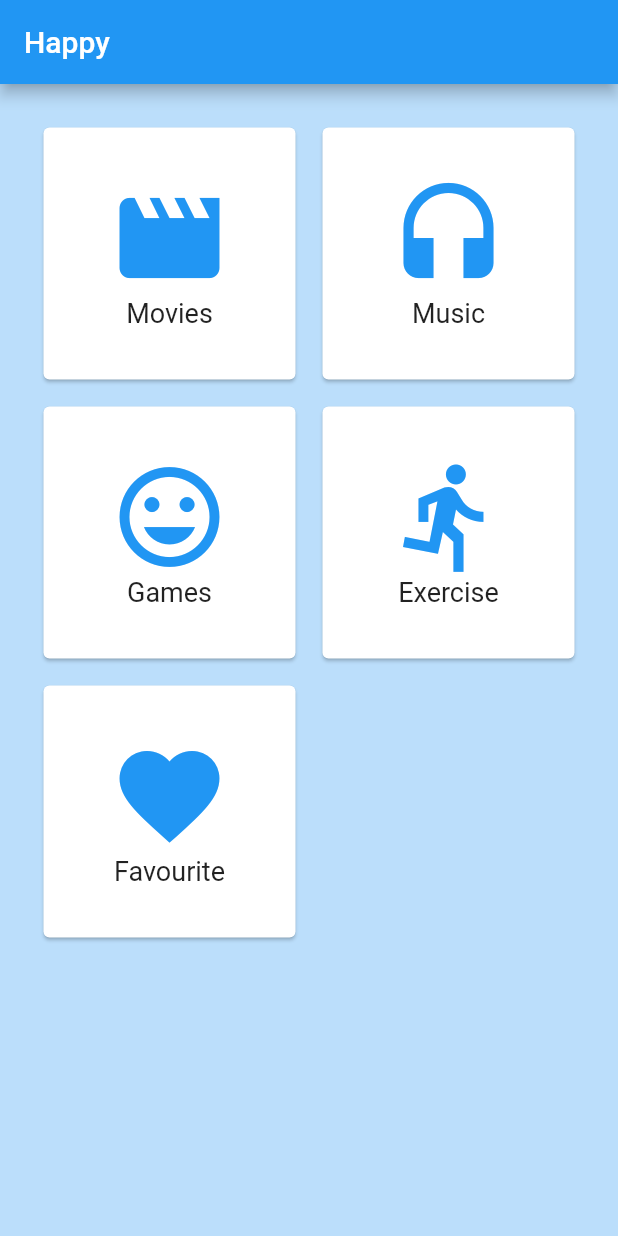
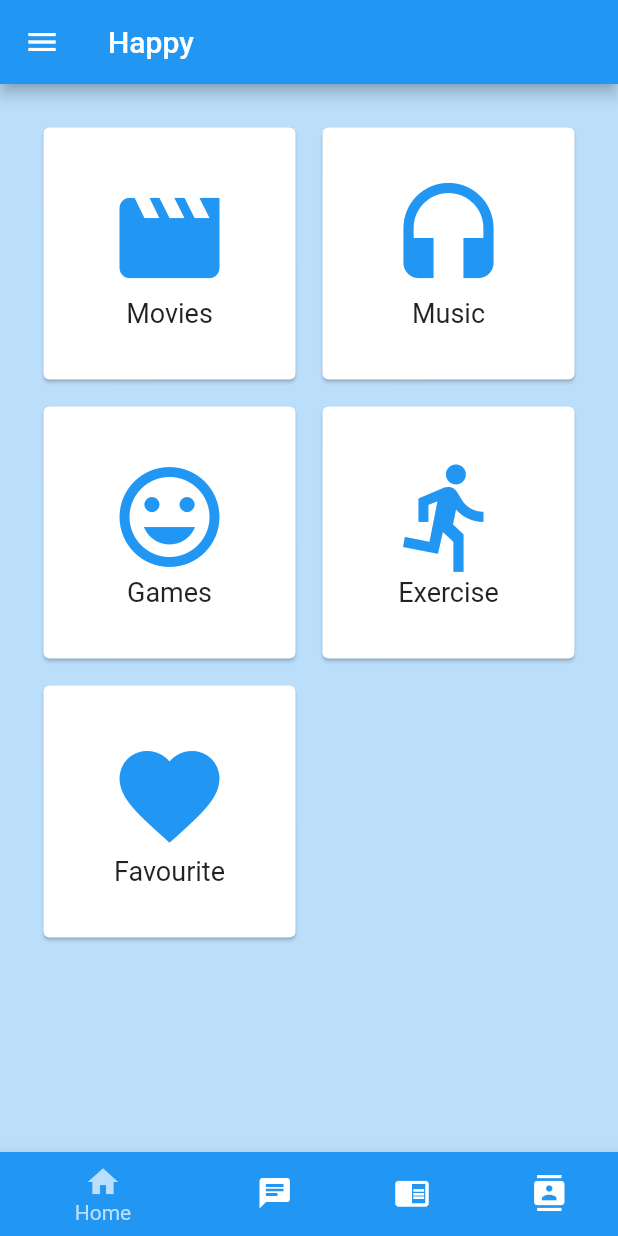
Before and after one commit to Manuel-Seyram/project_work, a Flutter app: the screen it shows after launch, on a phone screen of 412 x 824 dp. Run offline on Flutter 3.47's test engine with Material 2 defaults, Android fonts, the light colour scheme and no system bars.

Commit message:
Update main.dart

```diff
--- a/lib/main.dart
+++ b/lib/main.dart
@@ -18,6 +18,18 @@ class MyApp extends StatefulWidget {
 
 
 class _MyAppState extends State <MyApp> {
+
+
+     //BOTOM NAVIGATION
+   int selectedIndex = 0;
+  final widgetOptions = [
+    Text('Home'),
+    Text('Chats'),
+    Text('Diary'),
+    Text("Contacts"),
+  ];
+
+
   @override
 
   Widget build(BuildContext context) {
@@ -29,6 +41,51 @@ class _MyAppState extends State <MyApp> {
            backgroundColor: Colors.blue,
          ),
          backgroundColor: Colors.blue[100] ,
+
+
+         drawer: new Drawer (
+
+              child: ListView(
+
+                children : <Widget>[
+
+                  ListTile(
+
+                    onTap: (){},
+                    leading: Icon(Icons.arrow_back),
+                    title: Text("Back"),
+
+                  ),
+
+                  ListTile(
+
+                    onTap: (){},
+                    leading: Icon(Icons.home),
+                    title: Text("Home"),
+                  ),
+
+                  ListTile(
+
+                    onTap: (){},
+                    leading: Icon(Icons.settings),
+                    title: Text("Settings"),
+                  ),
+
+
+                   ListTile(
+
+                    onTap: (){},
+                    leading: Icon(Icons.mood_bad),
+                    title: Text("Logout"),
+                  ),
+
+
+
+
+                ]
+              ),
+
+         ),
 
          body: Container(
 
@@ -48,8 +105,56 @@ class _MyAppState extends State <MyApp> {
            )
          ),
 
+             //BOTTOM NAVIGATION
+         bottomNavigationBar: BottomNavigationBar(
 
+           items: <BottomNavigationBarItem>[
+
+
+          BottomNavigationBarItem(
+            backgroundColor: Colors.blue,
+            icon: Icon(Icons.home),
+             title: Text('Home')
+             ),
+
+
+          BottomNavigationBarItem(
+            backgroundColor: Colors.blue,
+              icon: Icon(Icons.chat),
+              title: Text('Chats')
+              ),
+
+
+          BottomNavigationBarItem(
+            backgroundColor: Colors.blue,
+              icon: Icon(Icons.chrome_reader_mode),
+              title: Text('Diary')
+              ),
+
+
+              BottomNavigationBarItem(
+                backgroundColor: Colors.blue,
+              icon: Icon(Icons.contacts),
+              title: Text('Contacts')
+              ),
+
+
+        ],
+        currentIndex: selectedIndex,
+        fixedColor: Colors.blue[100],
+        onTap: onItemTapped,
+
+
+    )
     );
+  }
+
+
+      //BOTOM NAVIGATION
+  void onItemTapped(int index) {
+    setState(() {
+      selectedIndex = index;
+    });
   }
 
 }
```
